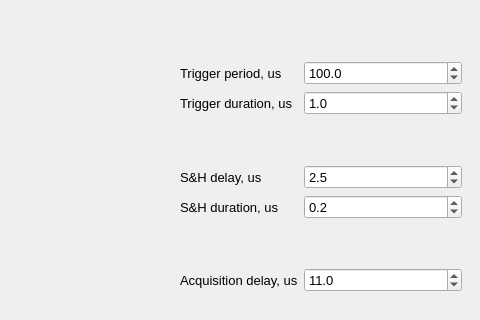
First picture: the form in projects/scanner/client/scanner.ui, repository pavel-demin/red-pitaya-notes, before the edit; both pictures show x 420 to 900 and y 0 to 320 of the 900 by 600 pixel window.
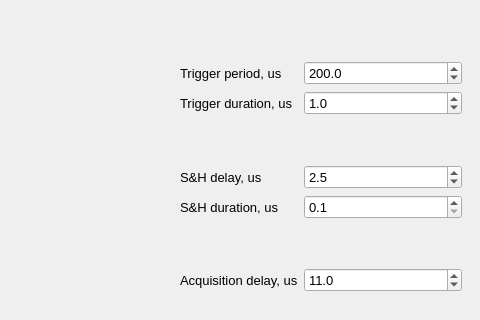
Second picture: the form after the edit.

Commit message: set max values when changing trigger period in scanner.py

```diff
--- a/projects/scanner/client/scanner.ui
+++ b/projects/scanner/client/scanner.ui
@@ -96,7 +96,7 @@
           <double>0.100000000000000</double>
          </property>
          <property name="value">
-          <double>100.000000000000000</double>
+          <double>200.000000000000000</double>
          </property>
         </widget>
        </item>
@@ -263,7 +263,7 @@
           <double>0.100000000000000</double>
          </property>
          <property name="value">
-          <double>0.200000000000000</double>
+          <double>0.100000000000000</double>
          </property>
         </widget>
        </item>
```
The commit also changes 1 other file.
